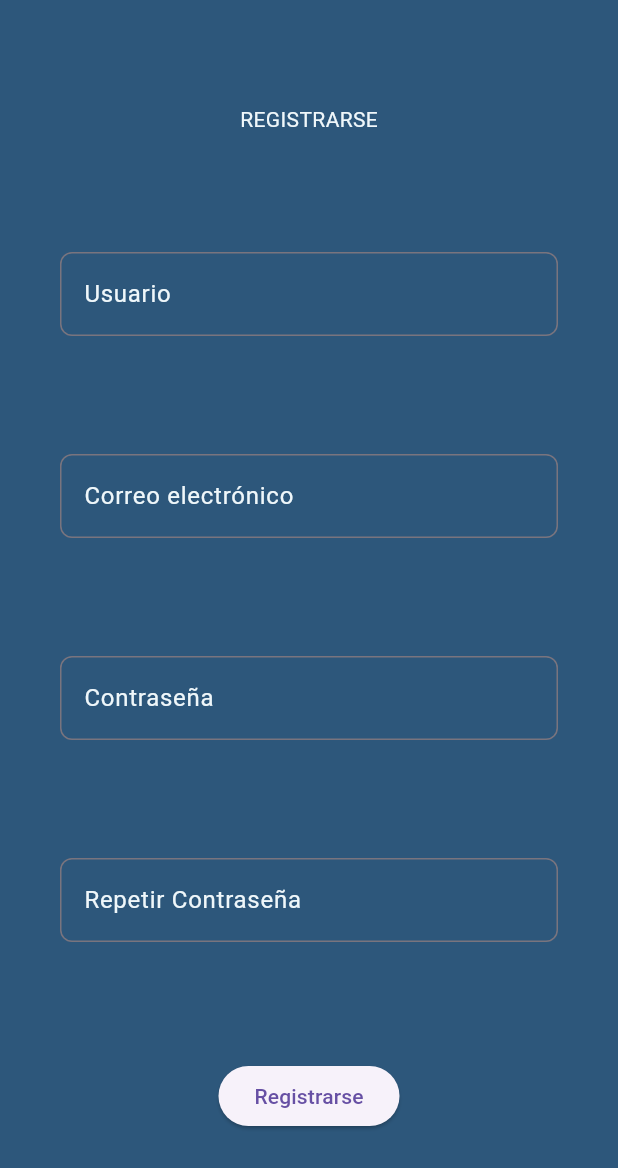
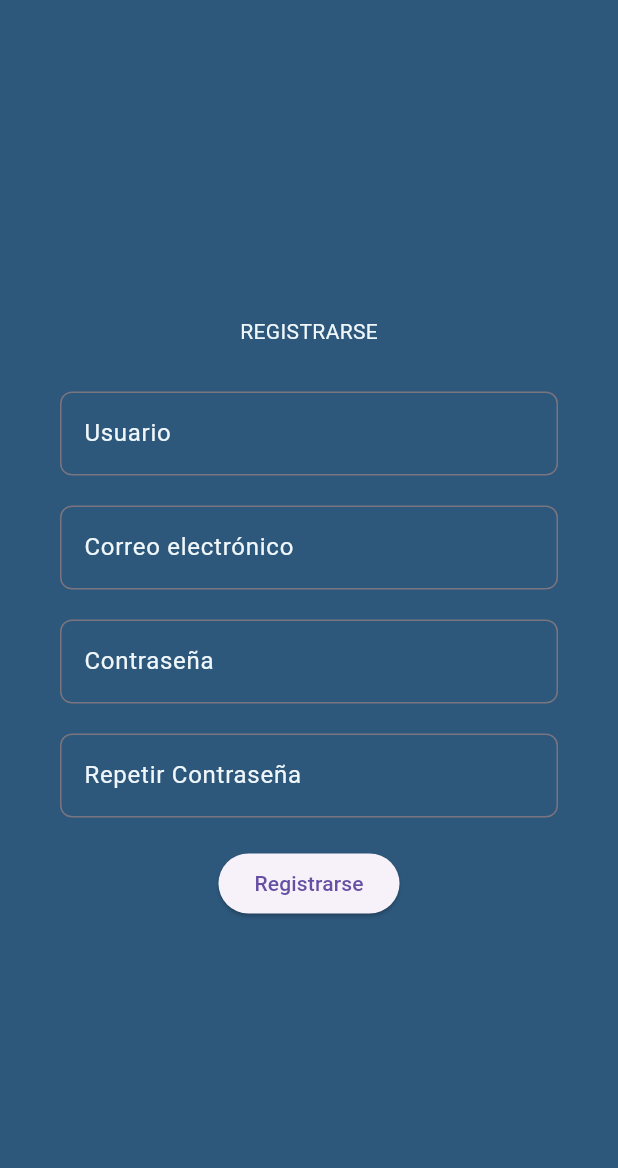
Before and after one commit to AlvaroPaniego/Proyecto_StarPath, a Flutter app: the Register screen opened directly, after a tap on "Registrarse", on a phone screen of 412 x 824 dp. Shown: the top 1168 px of the screen. Run offline on Flutter 3.47's test engine with Material 3 defaults, Android fonts, the phone set to English and light mode, and no system bars; our stand-ins replace file_picker, flutter_keyboard_visibility, shared_preferences, supabase, supabase_flutter; missing offline and left inert: gotrue; accounts and stored records are empty; network calls fail.

Commit message:
añadadidos pequeños cambios

```diff
--- a/StarPath/lib/main.dart
+++ b/StarPath/lib/main.dart
@@ -4,11 +4,10 @@ import 'package:shared_preferences/shared_preferences.dart';
 import 'package:starpath/model/user.dart';
 import 'package:starpath/windows/create_profile.dart';
 import 'package:starpath/windows/login.dart';
-import 'package:supabase/supabase.dart';
 
 // import 'package:starpath/windows/main_page.dart';
 //1234,,._
-SharedPreferences? prefs; // Variable global para SharedPreferences
+SharedPreferences? prefs;
 
 void main() async {
   runApp(const MainApp());
--- a/StarPath/lib/widgets/post.dart
+++ b/StarPath/lib/widgets/post.dart
@@ -67,10 +67,7 @@ class _PostState extends State<Post> {
                         flex: 1,
                         child: GestureDetector(
                           onTap: () {
-                            // Obtener el ID del comentario específico
-                            String postId = widget.postData
-                                .id_post; // Suponiendo que id_post es el identificador único del comentario
-                            // Navegar a la página de comentarios con el ID del comentario
+                            String postId = widget.postData.id_post;
                             Navigator.push(
                               context,
                               MaterialPageRoute(
--- a/StarPath/lib/windows/comment_page.dart
+++ b/StarPath/lib/windows/comment_page.dart
@@ -161,9 +161,7 @@ class _CommentPageState extends State<CommentPage> {
                                       }
                                     },
                                   ),
-                                  SizedBox(
-                                      height:
-                                          4), // Espacio entre el nombre y el comentario
+                                  SizedBox(height: 4),
                                   Text(
                                     '${comment.comment}',
                                   ),
@@ -177,14 +175,14 @@ class _CommentPageState extends State<CommentPage> {
                           children: [
                             IconButton(
                               onPressed: () {
-                                // Implementar lógica para dar like al comentario
+                                // Implementar código para like
                               },
                               icon: Icon(Icons.thumb_up),
                             ),
                             Text('${comment.likes}'),
                             IconButton(
                               onPressed: () {
-                                // Implementar lógica para dar dislike al comentario
+                                // Implementar código para dislike
                               },
                               icon: Icon(Icons.thumb_down),
                             ),
--- a/StarPath/lib/windows/register.dart
+++ b/StarPath/lib/windows/register.dart
@@ -1,7 +1,5 @@
 import 'package:flutter/material.dart';
-import 'package:flutter_email_sender/flutter_email_sender.dart';
-import 'package:supabase/supabase.dart';
-import 'package:supabase_flutter/supabase_flutter.dart';
+import 'package:flutter_keyboard_visibility/flutter_keyboard_visibility.dart';
 import 'package:starpath/misc/constants.dart';
 import 'package:starpath/windows/login.dart';
 import 'package:flutter/cupertino.dart';
@@ -34,7 +32,6 @@ class _RegisterState extends State<Register> {
   }
 
   Future<void> _registerUser() async {
-    // Verificar contraseñas
     if (_passwordController.text != _repeatPasswordController.text) {
       showDialog(
         context: context,
@@ -56,15 +53,7 @@ class _RegisterState extends State<Register> {
       return;
     }
 
-    // Inicializar SupabaseClient
-    final supabaseClient = SupabaseClient(
-      supabaseURL,
-      supabaseKey,
-      authOptions: AuthClientOptions(authFlowType: AuthFlowType.implicit),
-    );
-
-    // Registrar usuario en Supabase
-    final response = await supabaseClient.auth.signUp(
+    final response = await supabase.auth.signUp(
       email: _emailController.text.trim(),
       password: _passwordController.text.trim(),
       data: {
@@ -77,14 +66,6 @@ class _RegisterState extends State<Register> {
       print('Error al registrar usuario');
     } else {
       print('Usuario registrado con éxito');
-
-      /* Enviar correo de confirmación
-      final Email email = Email(
-        body: '¡Te has registrado exitosamente en nuestra aplicación!',
-        subject: 'Registro exitoso',
-        recipients: [_emailController.text],
-      );
-      await FlutterEmailSender.send(email); */
 
       // Redirigir a la pantalla de inicio de sesión
       Navigator.pushReplacement(
@@ -99,17 +80,31 @@ class _RegisterState extends State<Register> {
   @override
   Widget build(BuildContext context) {
     return Scaffold(
-      resizeToAvoidBottomInset: false,
       backgroundColor: BACKGROUND,
-      body: Padding(
-        padding: const EdgeInsets.symmetric(vertical: 30.0, horizontal: 40.0),
-        child: Form(
+      body: KeyboardVisibilityBuilder(
+        builder: (context, isKeyboardVisible) {
+          return SingleChildScrollView(
+            child: Container(
+              padding: EdgeInsets.fromLTRB(
+                40.0,
+                30.0,
+                40.0,
+                isKeyboardVisible ? 20.0 : 30.0,
+              ),
+              height: MediaQuery.of(context).size.height,
+              child: Column(
+                mainAxisAlignment: MainAxisAlignment.center,
+                children: [
+                  const Text(
+                    "REGISTRARSE",
+                    style: TextStyle(color: TEXT),
+                  ),
+                  const SizedBox(height: 30),
+                  Form(
                     key: _formKey,
                     child: Column(
-            mainAxisSize: MainAxisSize.max,
-            mainAxisAlignment: MainAxisAlignment.spaceAround,
+                      mainAxisSize: MainAxisSize.min,
                       children: [
-              const Text("REGISTRARSE", style: TextStyle(color: TEXT)),
                         TextFormField(
                           controller: _usernameController,
                           autofocus: false,
@@ -121,12 +116,13 @@ class _RegisterState extends State<Register> {
                             labelStyle: const TextStyle(color: TEXT),
                             border: OutlineInputBorder(
                               borderRadius: BorderRadius.circular(8.0),
-                    borderSide: const BorderSide(color: BLACK, width: 1.0),
+                              borderSide:
+                                  const BorderSide(color: BLACK, width: 1.0),
                             ),
                             focusedBorder: OutlineInputBorder(
                               borderRadius: BorderRadius.circular(8.0),
-                    borderSide:
-                        const BorderSide(color: FOCUS_ORANGE, width: 1.0),
+                              borderSide: const BorderSide(
+                                  color: FOCUS_ORANGE, width: 1.0),
                             ),
                           ),
                           validator: (value) {
@@ -136,6 +132,7 @@ class _RegisterState extends State<Register> {
                             return null;
                           },
                         ),
+                        const SizedBox(height: 20),
                         TextFormField(
                           controller: _emailController,
                           autofocus: false,
@@ -147,12 +144,13 @@ class _RegisterState extends State<Register> {
                             labelStyle: const TextStyle(color: TEXT),
                             border: OutlineInputBorder(
                               borderRadius: BorderRadius.circular(8.0),
-                    borderSide: const BorderSide(color: BLACK, width: 1.0),
+                              borderSide:
+                                  const BorderSide(color: BLACK, width: 1.0),
                             ),
                             focusedBorder: OutlineInputBorder(
                               borderRadius: BorderRadius.circular(8.0),
-                    borderSide:
-                        const BorderSide(color: FOCUS_ORANGE, width: 1.0),
+                              borderSide: const BorderSide(
+                                  color: FOCUS_ORANGE, width: 1.0),
                             ),
                           ),
                           validator: (value) {
@@ -162,6 +160,7 @@ class _RegisterState extends State<Register> {
                             return null;
                           },
                         ),
+                        const SizedBox(height: 20),
                         TextFormField(
                           controller: _passwordController,
                           autofocus: false,
@@ -174,16 +173,18 @@ class _RegisterState extends State<Register> {
                             labelStyle: const TextStyle(color: TEXT),
                             border: OutlineInputBorder(
                               borderRadius: BorderRadius.circular(8.0),
-                    borderSide: const BorderSide(color: BLACK, width: 1.0),
+                              borderSide:
+                                  const BorderSide(color: BLACK, width: 1.0),
                             ),
                             focusedBorder: OutlineInputBorder(
                               borderRadius: BorderRadius.circular(8.0),
-                    borderSide:
-                        const BorderSide(color: FOCUS_ORANGE, width: 1.0),
+                              borderSide: const BorderSide(
+                                  color: FOCUS_ORANGE, width: 1.0),
                             ),
                           ),
                           validator: _validatePassword,
                         ),
+                        const SizedBox(height: 20),
                         TextFormField(
                           controller: _repeatPasswordController,
                           autofocus: false,
@@ -196,12 +197,13 @@ class _RegisterState extends State<Register> {
                             labelStyle: const TextStyle(color: TEXT),
                             border: OutlineInputBorder(
                               borderRadius: BorderRadius.circular(8.0),
-                    borderSide: const BorderSide(color: BLACK, width: 1.0),
+                              borderSide:
+                                  const BorderSide(color: BLACK, width: 1.0),
                             ),
                             focusedBorder: OutlineInputBorder(
                               borderRadius: BorderRadius.circular(8.0),
-                    borderSide:
-                        const BorderSide(color: FOCUS_ORANGE, width: 1.0),
+                              borderSide: const BorderSide(
+                                  color: FOCUS_ORANGE, width: 1.0),
                             ),
                           ),
                           validator: (value) {
@@ -213,6 +215,7 @@ class _RegisterState extends State<Register> {
                             return null;
                           },
                         ),
+                        const SizedBox(height: 20),
                         ElevatedButton(
                           onPressed: _registerUser,
                           child: const Text('Registrarse'),
@@ -220,6 +223,11 @@ class _RegisterState extends State<Register> {
                       ],
                     ),
                   ),
+                ],
+              ),
+            ),
+          );
+        },
       ),
     );
   }
```
Also changed, not shown: StarPath/lib/widgets/camera_button.dart (+4 -5 lines). Lines whose indentation alone changed are shown as unchanged.
